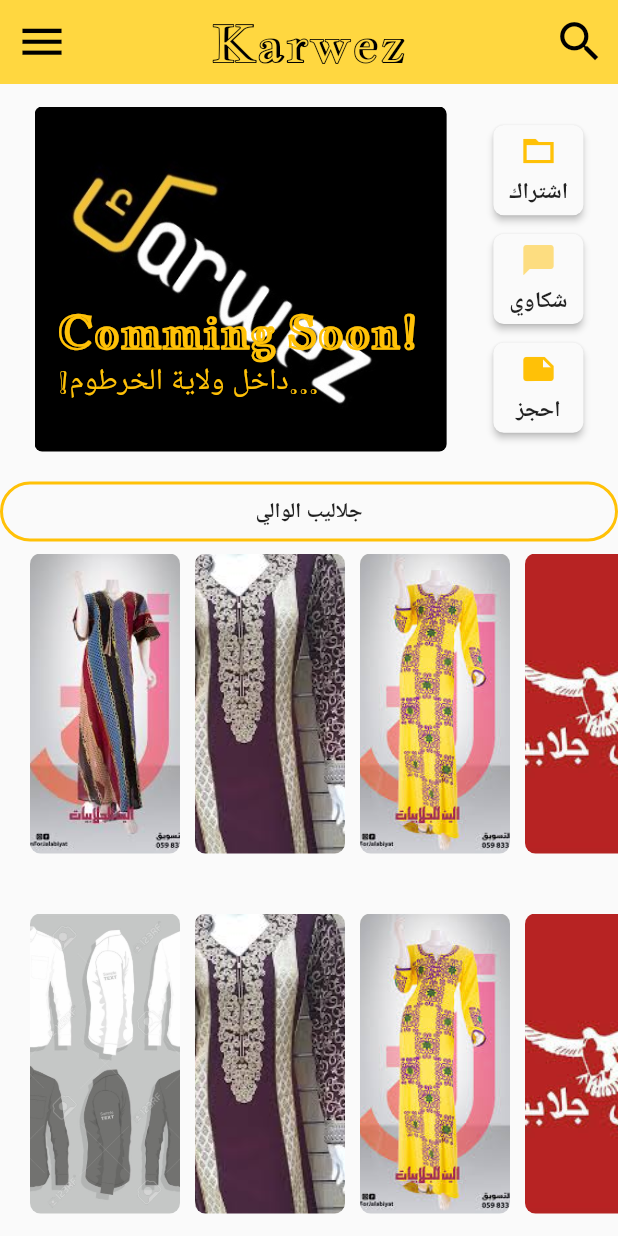
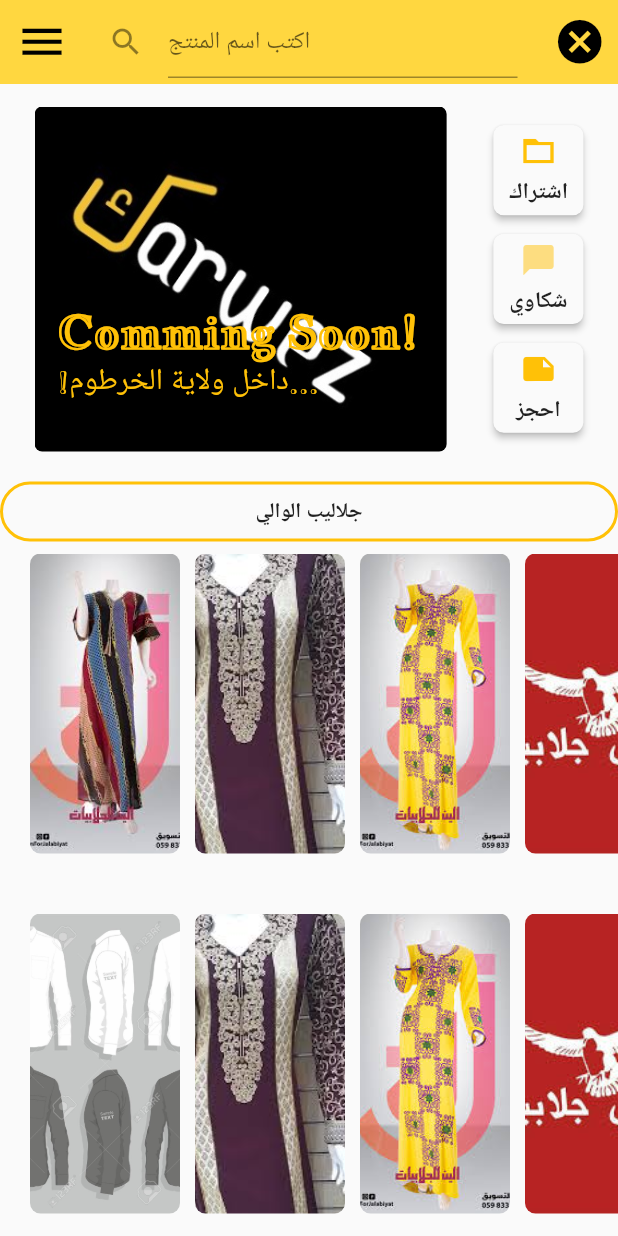
Before and after one commit to Goombugi/Karwez, a Flutter app: the screen it shows after launch, scrolled down 150 dp, after a tap on the "search" icon, on a phone screen of 412 x 824 dp. Run offline on Flutter 3.47's test engine with Material 2 defaults, Android fonts, the phone set to English and light mode, and no system bars.

Commit message:
Update main.dart

```diff
--- a/lib/main.dart
+++ b/lib/main.dart
@@ -23,28 +23,48 @@ class _HomeState extends State<Home> {
         elevation: 0.0,
         backgroundColor: Colors.amberAccent,
 
-        title: Text('Karwez',
+        title: !isSearching ? Text('Karwez',
           style: TextStyle(
             fontFamily: 'Jacques-font',
             fontSize: 35.0,
             color: Colors.black,
           ),
-        ),
+        ): TextField(
+         decoration: InputDecoration(
+          icon: Icon(Icons.search),
+
+         hintText: 'اكتب اسم المنتج'
+         ),),
         centerTitle: true,
+        actions: [
+         isSearching ? IconButton(
+            icon: Icon(Icons.cancel),
+            color: Colors.black,
+            iconSize: 35.0,
+            onPressed: () {
+            setState((){
+            this.isSearching = false;
+            });
+            },
+          ):
+         IconButton(
+            icon: Icon(Icons.search),
+            color: Colors.black,
+            iconSize: 35.0,
+            onPressed: () {
+            setState((){
+            this.isSearching = true;
+            });
+            },
+          ),
+        ],
         leading: IconButton(
           icon: Icon(Icons.menu),
           color: Colors.black,
           iconSize: 35.0,
           onPressed: () {},
         ),
-        actions: [
-          IconButton(
-            icon: Icon(Icons.search),
-            color: Colors.black,
-            iconSize: 35.0,
-            onPressed: () {},
-          ),
-        ],
+
       ),
 
       body: ListView(
```
